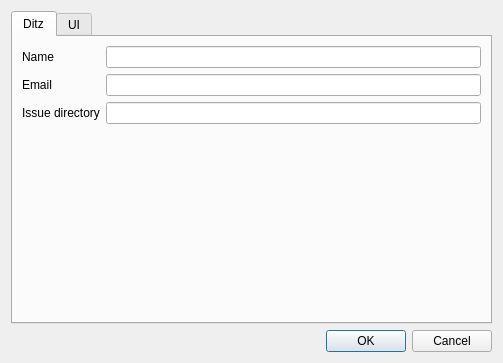
Above: ui/settings_dialog.ui from markussilvan/dit before the change. Below: the same form after it.
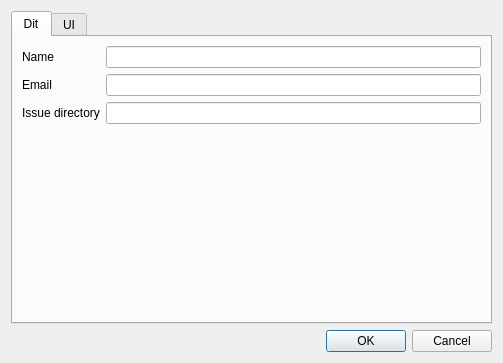
That is the form after the change. Icons and pictures are not drawn.

Commit message:
dit-gui: Fix problem left behind by mass rename
Dit GUI UI files were not updated during the mass rename.
Change variable names and strings in UI files to match.

Diff of the .ui file:
```diff
--- a/ui/settings_dialog.ui
+++ b/ui/settings_dialog.ui
@@ -25,7 +25,7 @@
      </property>
      <widget class="QWidget" name="tabDitz">
       <attribute name="title">
-       <string>Ditz</string>
+       <string>Dit</string>
       </attribute>
       <layout class="QFormLayout" name="formLayout">
        <item row="0" column="0">
```
Left out of the diff: 2 changed lines with no effect on the pictures. The commit also changes 1 other file.
